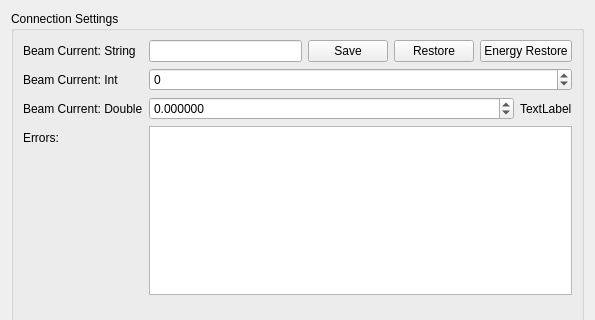
The window that source/ui/ConnectionSettings.ui (acquaman/acquaman) describes before a commit, drawn with Qt 5; both pictures show x 0 to 595 and y 0 to 320 of the 595 by 648 pixel window.
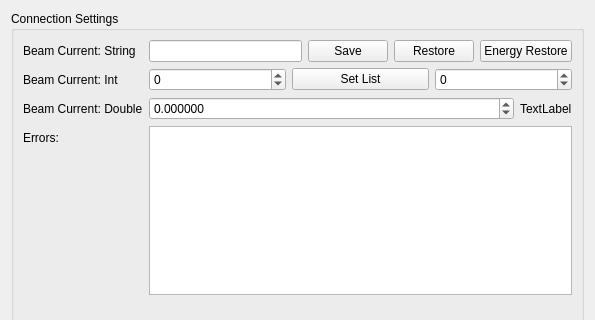
The same window after the commit.

Commit message: finished up control's setState from list

Patch:
```diff
--- a/source/ui/ConnectionSettings.ui
+++ b/source/ui/ConnectionSettings.ui
@@ -63,6 +63,8 @@
        </widget>
       </item>
       <item row="1" column="1">
+       <layout class="QHBoxLayout" name="horizontalLayout_13">
+        <item>
        <widget class="QSpinBox" name="spinBox">
         <property name="minimum">
          <number>-999999999</number>
@@ -71,6 +73,25 @@
          <number>999999999</number>
         </property>
        </widget>
+        </item>
+        <item>
+         <widget class="QPushButton" name="setlist">
+          <property name="text">
+           <string>Set List</string>
+          </property>
+         </widget>
+        </item>
+        <item>
+         <widget class="QSpinBox" name="setlist_errorLevel">
+          <property name="minimum">
+           <number>-999999999</number>
+          </property>
+          <property name="maximum">
+           <number>999999999</number>
+          </property>
+         </widget>
+        </item>
+       </layout>
       </item>
       <item row="2" column="0">
        <widget class="QLabel" name="label_3">
```
Lines whose indentation alone changed are shown as unchanged. The commit also changes 3 other files.
